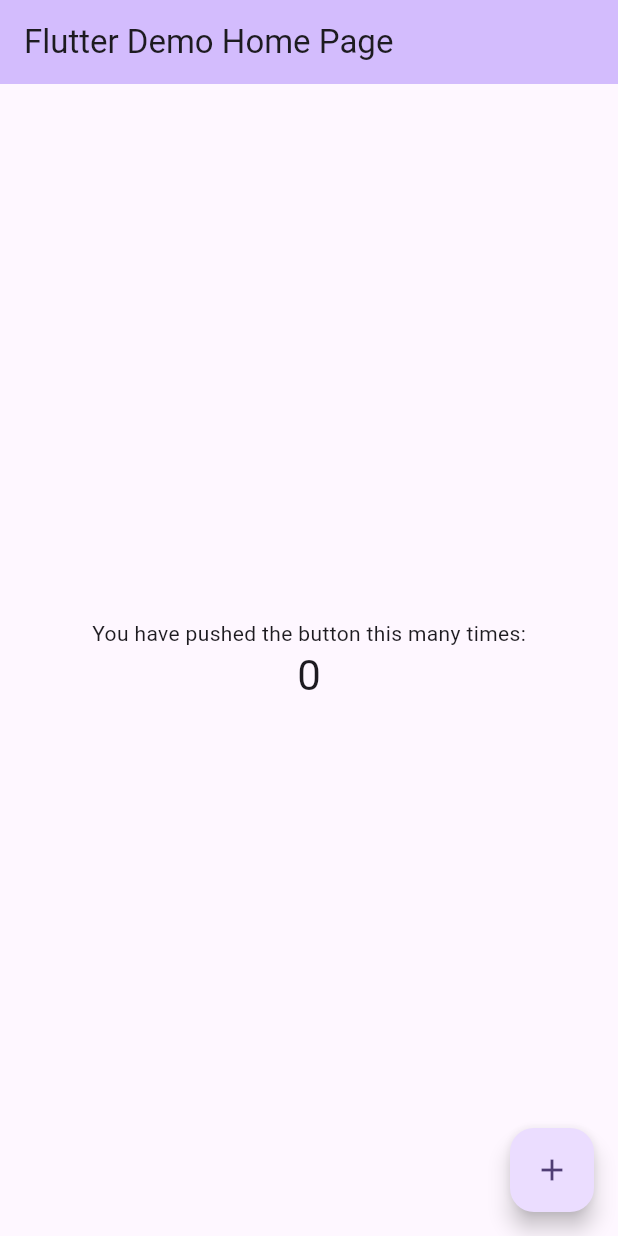
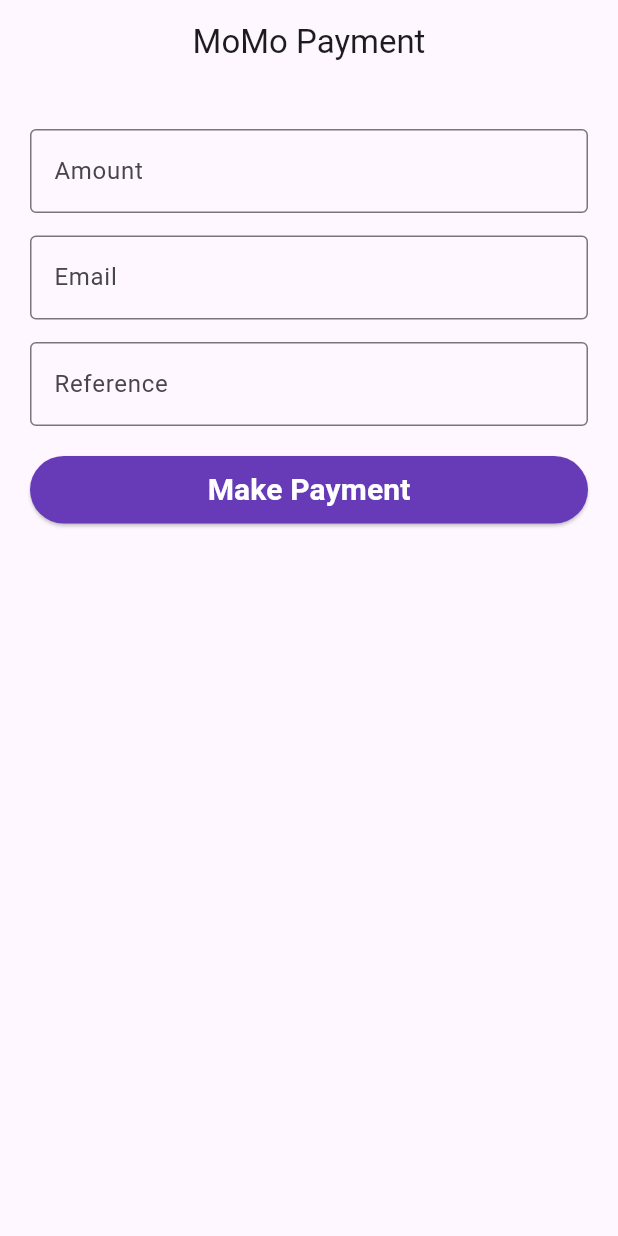
Before and after one commit to Mindsetter/flutter_payment_integration, a Flutter app: the screen it shows after launch, on a phone screen of 412 x 824 dp. Run offline on Flutter 3.47's test engine with Material 3 defaults, Android fonts, the phone set to English and light mode, and no system bars; our stand-ins replace webview_flutter.

Commit message:
add Paystack Transaction

```diff
--- a/lib/main.dart
+++ b/lib/main.dart
@@ -1,4 +1,5 @@
 import 'package:flutter/material.dart';
+import 'package:payment_integration/paystack/home_screen.dart';
 
 void main() {
   runApp(const MyApp());
@@ -10,116 +11,10 @@ class MyApp extends StatelessWidget {
   // This widget is the root of your application.
   @override
   Widget build(BuildContext context) {
-    return MaterialApp(
-      title: 'Flutter Demo',
-      theme: ThemeData(
-        // This is the theme of your application.
-        //
-        // TRY THIS: Try running your application with "flutter run". You'll see
-        // the application has a purple toolbar. Then, without quitting the app,
-        // try changing the seedColor in the colorScheme below to Colors.green
-        // and then invoke "hot reload" (save your changes or press the "hot
-        // reload" button in a Flutter-supported IDE, or press "r" if you used
-        // the command line to start the app).
-        //
-        // Notice that the counter didn't reset back to zero; the application
-        // state is not lost during the reload. To reset the state, use hot
-        // restart instead.
-        //
-        // This works for code too, not just values: Most code changes can be
-        // tested with just a hot reload.
-        colorScheme: ColorScheme.fromSeed(seedColor: Colors.deepPurple),
-        useMaterial3: true,
-      ),
-      home: const MyHomePage(title: 'Flutter Demo Home Page'),
+    return const MaterialApp(
+      debugShowCheckedModeBanner: false,
+      title: 'PayStack Payment',
+      home: HomeScreen(),
     );
   }
 }
-
-class MyHomePage extends StatefulWidget {
-  const MyHomePage({super.key, required this.title});
-
-  // This widget is the home page of your application. It is stateful, meaning
-  // that it has a State object (defined below) that contains fields that affect
-  // how it looks.
-
-  // This class is the configuration for the state. It holds the values (in this
-  // case the title) provided by the parent (in this case the App widget) and
-  // used by the build method of the State. Fields in a Widget subclass are
-  // always marked "final".
-
-  final String title;
-
-  @override
-  State<MyHomePage> createState() => _MyHomePageState();
-}
-
-class _MyHomePageState extends State<MyHomePage> {
-  int _counter = 0;
-
-  void _incrementCounter() {
-    setState(() {
-      // This call to setState tells the Flutter framework that something has
-      // changed in this State, which causes it to rerun the build method below
-      // so that the display can reflect the updated values. If we changed
-      // _counter without calling setState(), then the build method would not be
-      // called again, and so nothing would appear to happen.
-      _counter++;
-    });
-  }
-
-  @override
-  Widget build(BuildContext context) {
-    // This method is rerun every time setState is called, for instance as done
-    // by the _incrementCounter method above.
-    //
-    // The Flutter framework has been optimized to make rerunning build methods
-    // fast, so that you can just rebuild anything that needs updating rather
-    // than having to individually change instances of widgets.
-    return Scaffold(
-      appBar: AppBar(
-        // TRY THIS: Try changing the color here to a specific color (to
-        // Colors.amber, perhaps?) and trigger a hot reload to see the AppBar
-        // change color while the other colors stay the same.
-        backgroundColor: Theme.of(context).colorScheme.inversePrimary,
-        // Here we take the value from the MyHomePage object that was created by
-        // the App.build method, and use it to set our appbar title.
-        title: Text(widget.title),
-      ),
-      body: Center(
-        // Center is a layout widget. It takes a single child and positions it
-        // in the middle of the parent.
-        child: Column(
-          // Column is also a layout widget. It takes a list of children and
-          // arranges them vertically. By default, it sizes itself to fit its
-          // children horizontally, and tries to be as tall as its parent.
-          //
-          // Column has various properties to control how it sizes itself and
-          // how it positions its children. Here we use mainAxisAlignment to
-          // center the children vertically; the main axis here is the vertical
-          // axis because Columns are vertical (the cross axis would be
-          // horizontal).
-          //
-          // TRY THIS: Invoke "debug painting" (choose the "Toggle Debug Paint"
-          // action in the IDE, or press "p" in the console), to see the
-          // wireframe for each widget.
-          mainAxisAlignment: MainAxisAlignment.center,
-          children: <Widget>[
-            const Text(
-              'You have pushed the button this many times:',
-            ),
-            Text(
-              '$_counter',
-              style: Theme.of(context).textTheme.headlineMedium,
-            ),
-          ],
-        ),
-      ),
-      floatingActionButton: FloatingActionButton(
-        onPressed: _incrementCounter,
-        tooltip: 'Increment',
-        child: const Icon(Icons.add),
-      ), // This trailing comma makes auto-formatting nicer for build methods.
-    );
-  }
-}
--- /dev/null
+++ b/lib/paystack/home_screen.dart
@@ -0,0 +1,113 @@
+import 'package:flutter/material.dart';
+import 'package:payment_integration/paystack/payment_screen.dart';
+
+class HomeScreen extends StatefulWidget {
+  const HomeScreen({super.key});
+
+  @override
+  State<HomeScreen> createState() => _HomeScreenState();
+}
+
+class _HomeScreenState extends State<HomeScreen> {
+  final _formKey = GlobalKey<FormState>();
+  final TextEditingController _amount = TextEditingController();
+  final TextEditingController _email = TextEditingController();
+  final TextEditingController _reference = TextEditingController();
+
+  @override
+  Widget build(BuildContext context) {
+    return Scaffold(
+      appBar: AppBar(
+        title: const Text('MoMo Payment'),
+        centerTitle: true,
+      ),
+      body: Form(
+        key: _formKey,
+        child: Padding(
+          padding: const EdgeInsets.symmetric(vertical: 30, horizontal: 20),
+          child: Column(
+            children: [
+              TextFormField(
+                controller: _amount,
+                keyboardType: TextInputType.number,
+                validator: (value) {
+                  if (value!.isEmpty) {
+                    return 'Required Field Missing';
+                  }
+                  return null;
+                },
+                decoration: const InputDecoration(
+                  label: Text('Amount'),
+                  hintText: 'Enter the Amount',
+                  border: OutlineInputBorder(),
+                ),
+              ),
+              const SizedBox(height: 15),
+              TextFormField(
+                controller: _email,
+                keyboardType: TextInputType.emailAddress,
+                validator: (value) {
+                  if (value!.isEmpty) {
+                    return 'Required Field Missing';
+                  }
+                  return null;
+                },
+                decoration: const InputDecoration(
+                  label: Text('Email'),
+                  hintText: 'Enter Your Email',
+                  border: OutlineInputBorder(),
+                ),
+              ),
+              const SizedBox(height: 15),
+              TextFormField(
+                controller: _reference,
+                validator: (value) {
+                  if (value!.isEmpty) {
+                    return 'Required Field Missing';
+                  }
+                  return null;
+                },
+                decoration: const InputDecoration(
+                  label: Text('Reference'),
+                  hintText: 'Enter Your Reference',
+                  border: OutlineInputBorder(),
+                ),
+              ),
+              const SizedBox(height: 20),
+              SizedBox(
+                height: 45,
+                width: double.infinity,
+                child: ElevatedButton(
+                  onPressed: () {
+                    if (!_formKey.currentState!.validate()) {
+                      return;
+                    }
+                    Navigator.push(
+                        context,
+                        MaterialPageRoute(
+                            builder: (context) => PaymentScreen(
+                                  amount: _amount.text,
+                                  email: _email.text,
+                                  reference: _reference.text,
+                                )));
+                  },
+                  style: ElevatedButton.styleFrom(
+                    backgroundColor: Colors.deepPurple,
+                    foregroundColor: Colors.white,
+                  ),
+                  child: const Text(
+                    'Make Payment',
+                    style: TextStyle(
+                      fontSize: 20,
+                      fontWeight: FontWeight.bold,
+                    ),
+                  ),
+                ),
+              ),
+            ],
+          ),
+        ),
+      ),
+    );
+  }
+}
--- /dev/null
+++ b/lib/paystack/transaction.dart
@@ -0,0 +1,35 @@
+class Transaction {
+  final String amount;
+  final String email;
+  final String reference;
+  final String currency;
+  final List channel;
+
+  Transaction({
+    required this.amount,
+    required this.email,
+    required this.reference,
+    required this.currency,
+    required this.channel,
+  });
+
+  factory Transaction.fromJson(Map<String, dynamic> json) {
+    return Transaction(
+      amount: json['amount'],
+      email: json['email'],
+      reference: json['reference'],
+      currency: json['currency'],
+      channel: json['channels'],
+    );
+  }
+
+  Map<String, dynamic> toJson() {
+    return {
+      'amount': amount,
+      'email': email,
+      'reference': reference,
+      'currency': currency,
+      'channels': channel,
+    };
+  }
+}
--- a/pubspec.yaml
+++ b/pubspec.yaml
@@ -35,6 +35,8 @@ dependencies:
   # The following adds the Cupertino Icons font to your application.
   # Use with the CupertinoIcons class for iOS style icons.
   cupertino_icons: ^1.0.2
+  http: ^1.2.2
+  webview_flutter: ^4.10.0
 
 dev_dependencies:
   flutter_test:
```
Also changed, not shown: lib/paystack/auth_response.dart (added, +27 -0 lines), lib/paystack/payment_screen.dart (added, +111 -0 lines), pubspec.lock, 1 other file.
